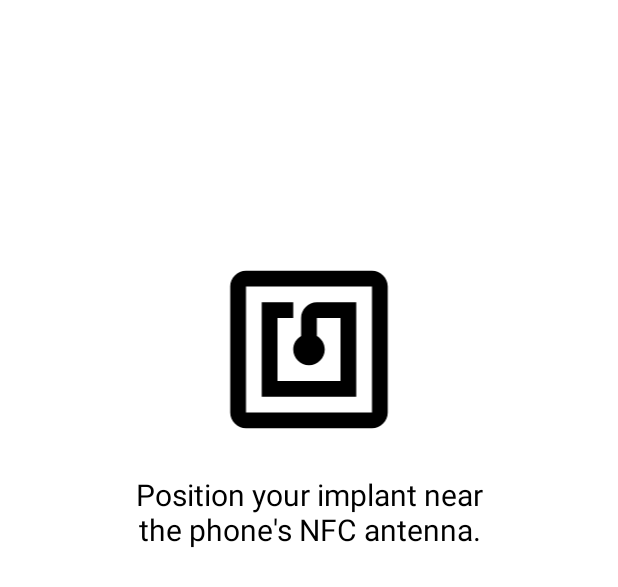
After one commit to Isab3ll/BioMFA, an Android app: the layout activity_scan_implant.xml on its own in the app's theme, with its tools: preview values and no code run, on a phone screen of 412 x 824 dp. The commit adds this screen. Shown: the top 587 px of the screen. Run offline under Robolectric (Android 15) with nearby library versions, the phone set to English and light mode, and no system bars.

Commit message:
Scanning implant after typing code

```diff
--- a/BioMFA_Mobile/app/src/main/java/mobile/biomfa/MainActivity.kt
+++ b/BioMFA_Mobile/app/src/main/java/mobile/biomfa/MainActivity.kt
@@ -27,9 +27,4 @@ class MainActivity : AppCompatActivity() {
         startActivity(intent)
     }
 
-    fun openScanImplantActivity(view: View) {
-        val intent = Intent(this, ScanImplantActivity::class.java)
-        startActivity(intent)
-    }
-
 }
--- a/BioMFA_Mobile/app/src/main/java/mobile/biomfa/ScanImplantActivity.java
+++ /dev/null
@@ -1,4 +0,0 @@
-package mobile.biomfa;
-
-public class ScanImplantActivity {
-}
--- /dev/null
+++ b/BioMFA_Mobile/app/src/main/res/layout/activity_scan_implant.xml
@@ -0,0 +1,60 @@
+<?xml version="1.0" encoding="utf-8"?>
+<androidx.constraintlayout.widget.ConstraintLayout xmlns:android="http://schemas.android.com/apk/res/android"
+                                                   xmlns:tools="http://schemas.android.com/tools"
+                                                   android:layout_width="match_parent"
+                                                   android:layout_height="match_parent"
+                                                   android:background="@color/white"
+                                                   xmlns:app="http://schemas.android.com/apk/res-auto">
+
+    <ImageView
+            android:id="@+id/imageView3"
+            android:layout_width="149dp"
+            android:layout_height="126dp"
+            app:layout_constraintEnd_toEndOf="parent"
+            app:layout_constraintStart_toStartOf="parent"
+            app:layout_constraintTop_toTopOf="parent"
+            app:layout_constraintVertical_bias="0.244"
+            app:srcCompat="@drawable/nfc"
+            android:contentDescription="@string/nfc_icon"
+            app:layout_constraintBottom_toBottomOf="parent"/>
+    <TextView
+            android:id="@+id/textView"
+            android:layout_width="257dp"
+            android:layout_height="80dp"
+            android:text="@string/implant_message"
+            android:textAlignment="center"
+            android:textSize="20sp"
+            android:textColor="@color/black"
+            app:layout_constraintEnd_toEndOf="parent"
+            app:layout_constraintStart_toStartOf="parent"
+            app:layout_constraintTop_toBottomOf="@+id/imageView3" android:layout_marginTop="20dp"/>
+    <TextView
+            android:id="@+id/data_textview"
+            android:layout_width="200dp"
+            android:layout_height="wrap_content"
+            android:textAlignment="center"
+            android:textColor="#000000"
+            android:textSize="20sp"
+            app:layout_constraintEnd_toEndOf="parent"
+            app:layout_constraintStart_toStartOf="parent"
+            app:layout_constraintHorizontal_bias="0.497"
+            app:layout_constraintTop_toBottomOf="@+id/textView"/>
+
+    <Button
+            android:id="@+id/next_button"
+            android:layout_width="wrap_content"
+            android:layout_height="wrap_content"
+            android:text="Next"
+            android:textSize="20sp"
+            android:textColor="@color/white"
+            android:textColorHighlight="@color/dark_gray"
+            android:backgroundTint="@color/dark_gray"
+            android:onClick="onNextButtonClick"
+            app:layout_constraintStart_toStartOf="parent"
+            app:layout_constraintEnd_toEndOf="parent"
+            tools:ignore="MissingConstraints"
+            app:layout_constraintTop_toBottomOf="@+id/data_textview"
+            android:layout_marginTop="32dp"
+            android:visibility="invisible"/>
+
+</androidx.constraintlayout.widget.ConstraintLayout>
```
Also changed, not shown: BioMFA_Mobile/app/src/main/java/mobile/biomfa/ScanImplantActivity.kt (added, +129 -0 lines), BioMFA_Mobile/app/src/main/java/mobile/biomfa/TypeCodeActivity.kt (+1 -6 lines), BioMFA_Mobile/app/src/main/res/layout/activity_main.xml (+0 -11 lines).
